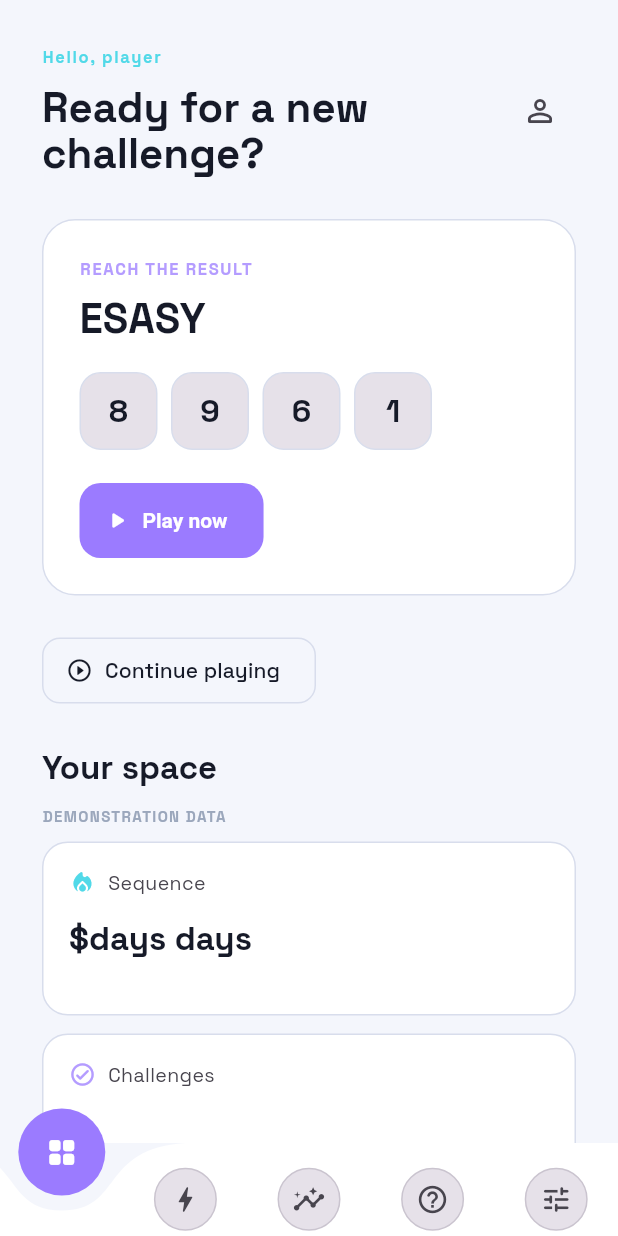
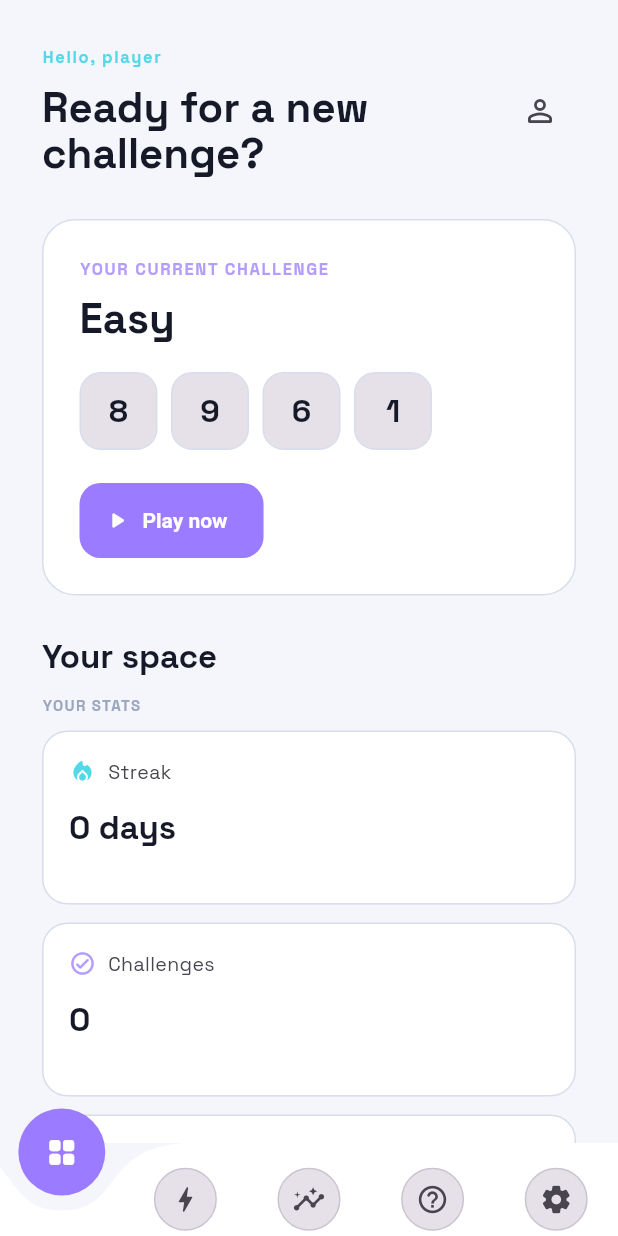
Before and after one commit to FelipeBonadia/Ddm-2026-2, a Flutter app: the LoginPage screen opened by its route, after a tap on "🇧🇷 Português", after a tap on "🇺🇸 English", after a tap on "Back to start", on a phone screen of 412 x 824 dp. Run offline on Flutter 3.47's test engine with Material 3 defaults, Android fonts, the phone set to English and light mode, and no system bars; drawn by our look-alikes of curved_navigation_bar; our stand-ins replace audioplayers, flutter_riverpod, go_router, google_fonts, shared_preferences; missing offline and left inert: flutter_math_fork; accounts and stored records are empty.

Commit message:
Improves on interface

```diff
--- a/lib/features/authentication/presentation/login_page.dart
+++ b/lib/features/authentication/presentation/login_page.dart
@@ -139,14 +139,14 @@ class _LoginPageState extends ConsumerState<LoginPage> {
         const SizedBox(height: 8),
         SegmentedButton<Locale>(
           showSelectedIcon: false,
-          segments: const [
+          segments: [
             ButtonSegment<Locale>(
               value: Locale('pt', 'BR'),
-              label: Text('🇧🇷 Português'),
+              label: Text(l10n.localePortuguese),
             ),
             ButtonSegment<Locale>(
               value: Locale('en'),
-              label: Text('🇺🇸 English'),
+              label: Text(l10n.localeEnglish),
             ),
           ],
           selected: {locale},
--- a/lib/features/game/application/game_session.dart
+++ b/lib/features/game/application/game_session.dart
@@ -265,14 +265,14 @@ class GameSessionController extends Notifier<GameSessionState> {
   void setDifficulty(GameDifficulty difficulty) {
     state = GameSessionState.initial(
       challenge: _generate(difficulty),
-      attempts: state.attempts,
+      attempts: 0,
     );
   }
 
   void skipChallenge() {
     state = GameSessionState.initial(
       challenge: _generate(state.challenge.difficulty),
-      attempts: state.attempts,
+      attempts: 0,
     );
   }
 
@@ -280,7 +280,7 @@ class GameSessionController extends Notifier<GameSessionState> {
     if (!state.solved) return;
     state = GameSessionState.initial(
       challenge: _generate(state.challenge.difficulty),
-      attempts: state.attempts,
+      attempts: 0,
     );
   }
 
--- a/lib/features/home/presentation/home_page.dart
+++ b/lib/features/home/presentation/home_page.dart
@@ -117,16 +117,30 @@ class HomePage extends ConsumerWidget {
                         ),
                       ],
                     );
+                    final hasProgress = game.hasContent && !game.solved;
                     final button = FilledButton.icon(
                       onPressed: () {
                         playPrimaryAction();
+                        if (game.solved) {
+                          ref
+                              .read(gameSessionProvider.notifier)
+                              .nextChallenge();
+                        }
                         ref
                             .read(selectedSectionProvider.notifier)
                             .select(AppSection.game);
                         context.go(AppRoutes.game);
                       },
-                      icon: const Icon(Icons.play_arrow_rounded),
-                      label: Text(l10n.homePlayNow),
+                      icon: Icon(
+                        hasProgress
+                            ? Icons.play_circle_outline_rounded
+                            : Icons.play_arrow_rounded,
+                      ),
+                      label: Text(
+                        hasProgress ? l10n.homeContinue : l10n.homePlayNow,
+                        maxLines: 1,
+                        overflow: TextOverflow.ellipsis,
+                      ),
                     );
                     return constraints.maxWidth < 560
                         ? Column(
@@ -141,27 +155,13 @@ class HomePage extends ConsumerWidget {
                             children: [
                               Expanded(child: content),
                               const SizedBox(width: 20),
-                              SizedBox(width: 170, child: button),
+                              button,
                             ],
                           );
                   },
                 ),
               ),
-              const SizedBox(height: 26),
-              Align(
-                alignment: Alignment.centerLeft,
-                child: OutlinedButton.icon(
-                  onPressed: () {
-                    playPrimaryAction();
-                    ref
-                        .read(selectedSectionProvider.notifier)
-                        .select(AppSection.game);
-                    context.go(AppRoutes.game);
-                  },
-                  icon: const Icon(Icons.play_circle_outline_rounded),
-                  label: Text(l10n.homeContinue),
-                ),
-              ),
+
               const SizedBox(height: 26),
               Text(
                 l10n.homeYourSpace,
--- a/lib/features/settings/presentation/settings_page.dart
+++ b/lib/features/settings/presentation/settings_page.dart
@@ -116,14 +116,14 @@ class SettingsPage extends ConsumerWidget {
                 const SizedBox(height: 8),
                 SegmentedButton<Locale>(
                   showSelectedIcon: false,
-                  segments: const [
+                  segments: [
                     ButtonSegment<Locale>(
                       value: Locale('pt', 'BR'),
-                      label: Text('🇧🇷 Português'),
+                      label: Text(l10n.localePortuguese),
                     ),
                     ButtonSegment<Locale>(
                       value: Locale('en'),
-                      label: Text('🇺🇸 English'),
+                      label: Text(l10n.localeEnglish),
                     ),
                   ],
                   selected: {preferences.locale},
--- a/lib/l10n/app_en.arb
+++ b/lib/l10n/app_en.arb
@@ -1,4 +1,3 @@
-
 {
   "@@locale": "en",
   "appName": "Math Puzzle",
@@ -17,17 +16,16 @@
   "homeGreeting": "Hello, player",
   "homeSubtitle": "Ready for a new challenge?",
   "homeAccessAccount": "Access account",
-  "homeChallengeTitle": "REACH THE RESULT",
+  "homeChallengeTitle": "YOUR CURRENT CHALLENGE",
   "homePlayNow": "Play now",
-  "homeContinue": "Continue playing",
+  "homeContinue": "Continue",
   "homeYourSpace": "Your space",
-  "homeStatsLabel": "DEMONSTRATION DATA",
+  "homeStatsLabel": "YOUR STATS",
   "homeStepTitle": "One idea in three steps",
   "homeStepOne": "Receive four numbers",
   "homeStepTwo": "Combine operations",
-  "homeStepThree": "Reach the target",
-  "homeSequence": "Sequence",
-  "homeStreakValue": "3 days",
+  "homeStepThree": "Make both sides equal",
+  "homeSequence": "Streak",
   "homeChallenges": "Challenges",
   "homePrecision": "Accuracy",
   "gameBack": "Back to start",
@@ -35,10 +33,10 @@
   "gameTimer": "--:--",
   "gameChallengeDay": "CHALLENGE OF THE DAY",
   "gameLevel": "DIFFICULTY",
-  "gameEasy": "ESASY",
-  "gameIntermediate": "INTERMEDIATE",
-  "gameAdvanced": "ADVANCED",
-  "gameHard": "HARD",
+  "gameEasy": "Easy",
+  "gameIntermediate": "Intermediate",
+  "gameAdvanced": "Advanced",
+  "gameHard": "Hard",
   "gameResultTarget": "MAKE BOTH SIDES EQUAL",
   "gameRuleHint": "Use each of the four numbers once to form a valid equality.",
   "gameLeftSide": "LEFT SIDE",
@@ -62,44 +60,43 @@
   "gameFeedbackDivisionByZero": "Division by zero is not allowed.",
   "gameFeedbackDivisionNotExact": "Division must produce an integer result.",
   "gameFeedbackInvalid": "This equality is invalid. Check the expression.",
-  "gameFeedbackDomainError": "Domain error.",
+  "gameFeedbackDomainError": "Invalid operation: inexact root, factorial out of range, or result too large.",
   "gameLatexLabel": "LATEX PREVIEW",
   "gameLatexFallback": "The expression will be rendered here",
   "gameVerify": "Verify",
   "gameClear": "Clear",
   "gameSkip": "Skip",
-  "gameUnavailable": "$action will be available in a future step.",
+  "gameUnavailable": "{action} will be available in a future step.",
   "@gameUnavailable": {
     "placeholders": {
       "action": {
-        "type": "Object"
+        "type": "String"
       }
     }
   },
   "gameVerifyAction": "Verification",
   "gameSkipAction": "Skip challenge",
   "gameAttemptsTooltip": "Number of attempts",
-  "gameAttemptsBadge": "$count tries",
+  "gameAttemptsBadge": "{count, plural, =0{0 tries} =1{1 try} other{{count} tries}}",
   "@gameAttemptsBadge": {
     "placeholders": {
       "count": {
-        "type": "Object"
+        "type": "int"
       }
     }
   },
   "progressTitle": "Progress",
   "progressSubtitle": "Track your challenges and results.",
-  "progressDemoLabel": "DEMONSTRATION DATA",
+  "progressDemoLabel": "YOUR PROGRESS",
   "progressResolved": "Solved challenges",
   "progressScore": "Score",
   "progressBestStreak": "Best streak",
-  "progressBestStreakValue": "3 days",
   "progressCurrentStreak": "Current streak",
-  "progressStreakDays": "$days days",
+  "progressStreakDays": "{days, plural, =0{0 days} =1{1 day} other{{days} days}}",
   "@progressStreakDays": {
     "placeholders": {
       "days": {
-        "type": "Object"
+        "type": "int"
       }
     }
   },
@@ -108,22 +105,14 @@
   "progressDifficultyAdvanced": "Advanced",
   "progressDifficultyHard": "Hard",
   "progressHistoryTitle": "History",
-  "progressHistoryDemo": "Demo · $difficulty",
-  "@progressHistoryDemo": {
-    "placeholders": {
-      "difficulty": {
-        "type": "Object"
-      }
-    }
-  },
-  "progressHistoryCaption": "$date · $difficulty",
+  "progressHistoryCaption": "{date} · {difficulty}",
   "@progressHistoryCaption": {
     "placeholders": {
       "date": {
-        "type": "Object"
+        "type": "String"
       },
       "difficulty": {
-        "type": "Object"
+        "type": "String"
       }
     }
   },
@@ -149,7 +138,7 @@
   "settingsSoundDisabled": "Disabled",
   "settingsSoundStatus": "Enabled",
   "helpTitle": "How to play",
-  "helpMessage": "Use the four numbers from the challenge and combine mathematical operations to reach the indicated result. Arrange your expression before verifying.",
+  "helpMessage": "Use each of the four numbers once and build an equality. The = sign is already on the board.\n\nOperators by difficulty:\n• Easy: + − × ÷, parentheses, √, ∛, !, **, |x|, ⌊x⌋ and ⌈x⌉. It is the only level that allows non-integer division (5/2).\n• Intermediate: the same, without floor and ceiling.\n• Advanced: + − × ÷, parentheses, √, ! and |x|.\n• Hard: + − × ÷, parentheses and |x|.\n\nFunctions take a group, √ (8 + 1), or a single number, √ 9. A minus sign before a group negates it: −(2 − 5) = 3.\n\nTap a piece on the board to remove it, and use Skip if a challenge is too hard.",
   "helpAction": "Got it",
   "navHome": "Home",
   "navGame": "Game",
--- a/lib/widgets/app_navigation_bar.dart
+++ b/lib/widgets/app_navigation_bar.dart
@@ -8,11 +8,24 @@ import '../features/help/presentation/help_dialog.dart';
 import '../providers/app_providers.dart';
 import '../services/sound_service.dart';
 
-class AppNavigationBar extends ConsumerWidget {
+/// Largura máxima da barra: em telas largas (computador/web) ela não se
+/// estica por toda a janela, com os ícones muito separados.
+const _maxBarWidth = 560.0;
+
+class AppNavigationBar extends ConsumerStatefulWidget {
   const AppNavigationBar({super.key});
 
   @override
-  Widget build(BuildContext context, WidgetRef ref) {
+  ConsumerState<AppNavigationBar> createState() => _AppNavigationBarState();
+}
+
+class _AppNavigationBarState extends ConsumerState<AppNavigationBar> {
+  /// Permite devolver o destaque da barra para a página atual depois que o
+  /// diálogo de ajuda fecha (a ajuda não é uma página).
+  final _barKey = GlobalKey<CurvedNavigationBarState>();
+
+  @override
+  Widget build(BuildContext context) {
     final l10n = AppLocalizations.of(context)!;
     final items = <_NavigationDestination>[
       _NavigationDestination(
@@ -29,7 +42,8 @@ class AppNavigationBar extends ConsumerWidget {
       _NavigationDestination(l10n.navHelp, Icons.help_outline_rounded, null),
       _NavigationDestination(
         l10n.navSettings,
-        Icons.tune_rounded,
+        // Ícone de engrenagem: o enunciado pede um ícone de configurações.
+        Icons.settings_rounded,
         AppSection.settings,
       ),
     ];
@@ -37,16 +51,26 @@ class AppNavigationBar extends ConsumerWidget {
     final location = GoRouterState.of(context).uri.path;
     final currentSection =
         sectionForLocation(location) ?? ref.watch(selectedSectionProvider);
+    // Só páginas têm destaque: o item de ajuda (section == null) nunca é o
+    // "atual", mesmo que currentSection seja nulo.
     final currentIndex = items.indexWhere(
-      (item) => item.section == currentSection,
+      (item) => item.section != null && item.section == currentSection,
     );
     final selectedIndex = currentIndex < 0 ? 0 : currentIndex;
     final theme = Theme.of(context);
     final colorScheme = theme.colorScheme;
 
-    return SafeArea(
+    return ColoredBox(
+      color: theme.scaffoldBackgroundColor,
+      child: SafeArea(
         top: false,
+        child: Align(
+          alignment: Alignment.bottomCenter,
+          heightFactor: 1,
+          child: ConstrainedBox(
+            constraints: const BoxConstraints(maxWidth: _maxBarWidth),
             child: CurvedNavigationBar(
+              key: _barKey,
               index: selectedIndex,
               height: 62,
               color: colorScheme.surface,
@@ -61,27 +85,33 @@ class AppNavigationBar extends ConsumerWidget {
                     selected: index == selectedIndex,
                   ),
               ],
-        onTap: (index) => _selectDestination(context, ref, items[index]),
+              onTap: (index) => _selectDestination(items[index], selectedIndex),
+            ),
+          ),
+        ),
       ),
     );
   }
 
-  void _selectDestination(
-    BuildContext context,
-    WidgetRef ref,
+  Future<void> _selectDestination(
     _NavigationDestination destination,
-  ) {
+    int currentIndex,
+  ) async {
     final soundEnabled = ref.read(soundEnabledProvider);
     final effect = destination.section == null
         ? AppSoundEffect.help
         : AppSoundEffect.navigation;
     ref.read(appSoundServiceProvider).play(effect, enabled: soundEnabled);
+
     final section = destination.section;
     if (section == null) {
-      showDialog<void>(
+      await showDialog<void>(
         context: context,
         builder: (context) => const HelpDialog(),
       );
+      // A barra moveu o destaque para "Ajuda" ao tocar; volta para a página
+      // em que o jogador realmente está.
+      if (mounted) _barKey.currentState?.setPage(currentIndex);
       return;
     }
     ref.read(selectedSectionProvider.notifier).select(section);
--- a/pubspec.yaml
+++ b/pubspec.yaml
@@ -39,6 +39,8 @@ dependencies:
   shared_preferences: ^2.3.5
   audioplayers: ^6.8.1
   flutter_math_fork: ^0.7.4
+  flutter_spinkit: ^5.2.2
+  intl: ^0.20.3
 
 dev_dependencies:
   flutter_test:
```
Also changed, not shown: lib/features/game/presentation/game_page.dart (+126 -3 lines), lib/features/help/presentation/help_dialog.dart (+11 -1 lines), lib/l10n/app_pt.arb (+39 -50 lines), lib/l10n/generated/app_localizations.dart, lib/l10n/generated/app_localizations_en.dart, lib/l10n/generated/app_localizations_pt.dart, pubspec.lock, 2 other files. Lines whose indentation alone changed are shown as unchanged.
